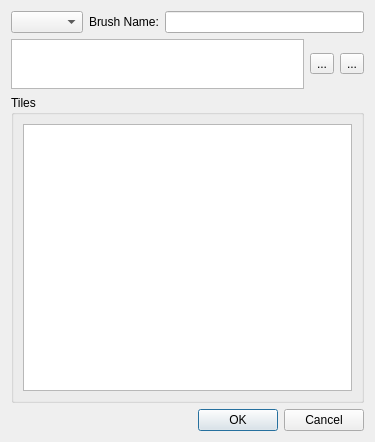
This is LevelEditor/Brushes/BrushPropertiesWindow.ui in Preece/TGL as Qt 5 draws it before an edit. The edited form follows.
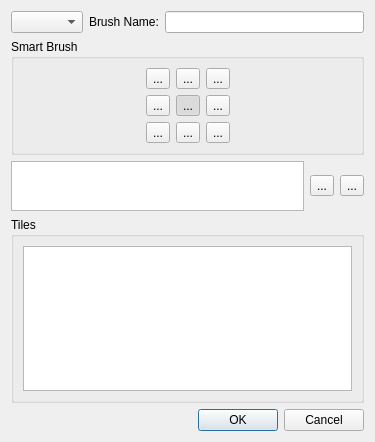
This is the edited form. Icons and pictures are not drawn.

Commit message: Smart brushes can now be created and edited.

```diff
--- a/LevelEditor/Brushes/BrushPropertiesWindow.ui
+++ b/LevelEditor/Brushes/BrushPropertiesWindow.ui
@@ -31,6 +31,225 @@
      </item>
     </layout>
    </item>
+   <item>
+    <widget class="QGroupBox" name="smartBrushGroup">
+     <property name="title">
+      <string>Smart Brush</string>
+     </property>
+     <layout class="QVBoxLayout" name="verticalLayout_2">
+      <item>
+       <layout class="QHBoxLayout" name="horizontalLayout_4">
+        <item>
+         <spacer name="horizontalSpacer">
+          <property name="orientation">
+           <enum>Qt::Horizontal</enum>
+          </property>
+          <property name="sizeHint" stdset="0">
+           <size>
+            <width>40</width>
+            <height>20</height>
+           </size>
+          </property>
+         </spacer>
+        </item>
+        <item>
+         <widget class="QToolButton" name="topLeft">
+          <property name="text">
+           <string>...</string>
+          </property>
+          <property name="checkable">
+           <bool>true</bool>
+          </property>
+          <attribute name="buttonGroup">
+           <string notr="true">smartBrushButtons</string>
+          </attribute>
+         </widget>
+        </item>
+        <item>
+         <widget class="QToolButton" name="topMiddle">
+          <property name="text">
+           <string>...</string>
+          </property>
+          <property name="checkable">
+           <bool>true</bool>
+          </property>
+          <attribute name="buttonGroup">
+           <string notr="true">smartBrushButtons</string>
+          </attribute>
+         </widget>
+        </item>
+        <item>
+         <widget class="QToolButton" name="topRight">
+          <property name="text">
+           <string>...</string>
+          </property>
+          <property name="checkable">
+           <bool>true</bool>
+          </property>
+          <attribute name="buttonGroup">
+           <string notr="true">smartBrushButtons</string>
+          </attribute>
+         </widget>
+        </item>
+        <item>
+         <spacer name="horizontalSpacer_2">
+          <property name="orientation">
+           <enum>Qt::Horizontal</enum>
+          </property>
+          <property name="sizeHint" stdset="0">
+           <size>
+            <width>40</width>
+            <height>20</height>
+           </size>
+          </property>
+         </spacer>
+        </item>
+       </layout>
+      </item>
+      <item>
+       <layout class="QHBoxLayout" name="horizontalLayout_5">
+        <item>
+         <spacer name="horizontalSpacer_3">
+          <property name="orientation">
+           <enum>Qt::Horizontal</enum>
+          </property>
+          <property name="sizeHint" stdset="0">
+           <size>
+            <width>40</width>
+            <height>20</height>
+           </size>
+          </property>
+         </spacer>
+        </item>
+        <item>
+         <widget class="QToolButton" name="middleLeft">
+          <property name="text">
+           <string>...</string>
+          </property>
+          <property name="checkable">
+           <bool>true</bool>
+          </property>
+          <attribute name="buttonGroup">
+           <string notr="true">smartBrushButtons</string>
+          </attribute>
+         </widget>
+        </item>
+        <item>
+         <widget class="QToolButton" name="middle">
+          <property name="text">
+           <string>...</string>
+          </property>
+          <property name="checkable">
+           <bool>true</bool>
+          </property>
+          <property name="checked">
+           <bool>true</bool>
+          </property>
+          <attribute name="buttonGroup">
+           <string notr="true">smartBrushButtons</string>
+          </attribute>
+         </widget>
+        </item>
+        <item>
+         <widget class="QToolButton" name="middleRight">
+          <property name="text">
+           <string>...</string>
+          </property>
+          <property name="checkable">
+           <bool>true</bool>
+          </property>
+          <attribute name="buttonGroup">
+           <string notr="true">smartBrushButtons</string>
+          </attribute>
+         </widget>
+        </item>
+        <item>
+         <spacer name="horizontalSpacer_4">
+          <property name="orientation">
+           <enum>Qt::Horizontal</enum>
+          </property>
+          <property name="sizeHint" stdset="0">
+           <size>
+            <width>40</width>
+            <height>20</height>
+           </size>
+          </property>
+         </spacer>
+        </item>
+       </layout>
+      </item>
+      <item>
+       <layout class="QHBoxLayout" name="horizontalLayout_6">
+        <item>
+         <spacer name="horizontalSpacer_5">
+          <property name="orientation">
+           <enum>Qt::Horizontal</enum>
+          </property>
+          <property name="sizeHint" stdset="0">
+           <size>
+            <width>40</width>
+            <height>20</height>
+           </size>
+          </property>
+         </spacer>
+        </item>
+        <item>
+         <widget class="QToolButton" name="bottomLeft">
+          <property name="text">
+           <string>...</string>
+          </property>
+          <property name="checkable">
+           <bool>true</bool>
+          </property>
+          <attribute name="buttonGroup">
+           <string notr="true">smartBrushButtons</string>
+          </attribute>
+         </widget>
+        </item>
+        <item>
+         <widget class="QToolButton" name="bottomMiddle">
+          <property name="text">
+           <string>...</string>
+          </property>
+          <property name="checkable">
+           <bool>true</bool>
+          </property>
+          <attribute name="buttonGroup">
+           <string notr="true">smartBrushButtons</string>
+          </attribute>
+         </widget>
+        </item>
+        <item>
+         <widget class="QToolButton" name="bottomRight">
+          <property name="text">
+           <string>...</string>
+          </property>
+          <property name="checkable">
+           <bool>true</bool>
+          </property>
+          <attribute name="buttonGroup">
+           <string notr="true">smartBrushButtons</string>
+          </attribute>
+         </widget>
+        </item>
+        <item>
+         <spacer name="horizontalSpacer_6">
+          <property name="orientation">
+           <enum>Qt::Horizontal</enum>
+          </property>
+          <property name="sizeHint" stdset="0">
+           <size>
+            <width>40</width>
+            <height>20</height>
+           </size>
+          </property>
+         </spacer>
+        </item>
+       </layout>
+      </item>
+     </layout>
+    </widget>
+   </item>
    <item>
     <layout class="QHBoxLayout" name="horizontalLayout_2">
      <item>
```
Left out of the diff: 3 changed lines with no effect on the pictures. The commit also changes 10 other files.
